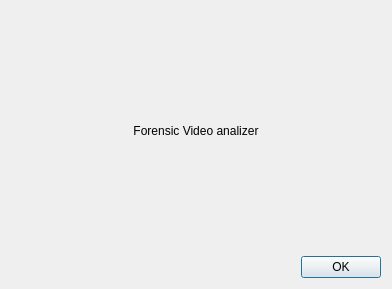
First picture: the form in application/gui/about.ui, repository BioFoV/BioFoV, before the edit.
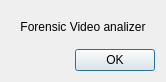
Second picture: the form after the edit.

Commit message: about static size and title

Patch:
```diff
--- a/application/gui/about.ui
+++ b/application/gui/about.ui
@@ -6,10 +6,16 @@
    <rect>
     <x>0</x>
     <y>0</y>
-    <width>392</width>
-    <height>289</height>
+    <width>176</width>
+    <height>80</height>
    </rect>
   </property>
+  <property name="sizePolicy">
+   <sizepolicy hsizetype="MinimumExpanding" vsizetype="MinimumExpanding">
+    <horstretch>0</horstretch>
+    <verstretch>0</verstretch>
+   </sizepolicy>
+  </property>
   <property name="windowTitle">
    <string>Dialog</string>
   </property>
@@ -17,6 +23,9 @@
    <bool>false</bool>
   </property>
   <layout class="QVBoxLayout" name="verticalLayout">
+   <property name="sizeConstraint">
+    <enum>QLayout::SetFixedSize</enum>
+   </property>
    <item>
     <widget class="QWidget" name="widget" native="true">
      <layout class="QVBoxLayout" name="verticalLayout_2">
```
Left out of the diff: 2 changed lines with no effect on the pictures.
